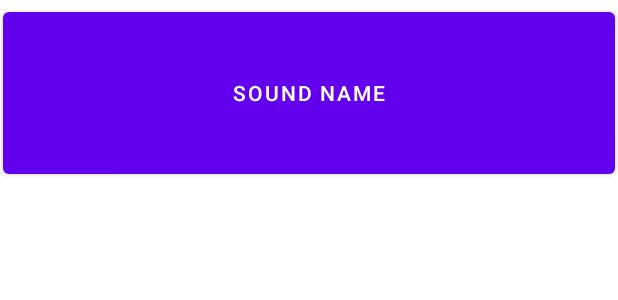
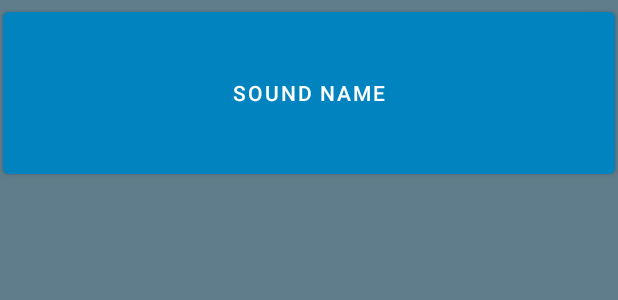
Before and after one commit to Makovey/BeatBox, an Android app: the layout list_item_sound.xml on its own in the app's theme, with its tools: preview values and no code run, on a phone screen of 412 x 824 dp. Shown: the top 300 px of the screen. Run offline under Robolectric (Android 15) with nearby library versions, the phone set to English and light mode, and no system bars.

Commit message:
[+] Added seekbar [+] Added theme [+] Added simple UI test

```diff
--- a/app/src/main/java/org/makovey/beatbox/BeatBox.kt
+++ b/app/src/main/java/org/makovey/beatbox/BeatBox.kt
@@ -22,9 +22,9 @@ class BeatBox(private val assets: AssetManager) {
         sounds = loadSounds()
     }
 
-    fun play(sound: Sound) {
+    fun play(sound: Sound, speed: Float) {
         sound.soundId?.let {
-            soundPool.play(it, 1.0f, 1.0f, 1, 0, 1.0f)
+            soundPool.play(it, 1.0f, 1.0f, 1, 0, speed)
         }
     }
 
--- a/app/src/main/res/values/colors.xml
+++ b/app/src/main/res/values/colors.xml
@@ -7,4 +7,10 @@
     <color name="teal_700">#FF018786</color>
     <color name="black">#FF000000</color>
     <color name="white">#FFFFFFFF</color>
+
+    <color name="red">#F44336</color>
+    <color name="dark_red">#C3352B</color>
+    <color name="gray">#607D8B</color>
+    <color name="soothing_blue">#0083BF</color>
+    <color name="dark_blue">#005A8A</color>
 </resources>
--- /dev/null
+++ b/app/src/main/res/values/styles.xml
@@ -0,0 +1,8 @@
+<?xml version="1.0" encoding="utf-8"?>
+<resources>
+
+    <style name="BeatBoxButton" parent="Widget.AppCompat.Button">
+        <item name="android:backgroundTint">@color/dark_blue</item>
+    </style>
+
+</resources>
--- a/app/src/main/res/values/themes.xml
+++ b/app/src/main/res/values/themes.xml
@@ -2,8 +2,8 @@
     <!-- Base application theme. -->
     <style name="Theme.BeatBox" parent="Theme.MaterialComponents.DayNight.DarkActionBar">
         <!-- Primary brand color. -->
-        <item name="colorPrimary">@color/purple_500</item>
-        <item name="colorPrimaryVariant">@color/purple_700</item>
+        <item name="colorPrimary">@color/soothing_blue</item>
+        <item name="colorPrimaryVariant">@color/dark_blue</item>
         <item name="colorOnPrimary">@color/white</item>
         <!-- Secondary brand color. -->
         <item name="colorSecondary">@color/teal_200</item>
@@ -12,5 +12,7 @@
         <!-- Status bar color. -->
         <item name="android:statusBarColor" tools:targetApi="l">?attr/colorPrimaryVariant</item>
         <!-- Customize your theme here. -->
+        <item name="android:windowBackground">@color/gray</item>
+        <item name="buttonStyle">@style/BeatBoxButton</item>
     </style>
 </resources>
```
Also changed, not shown: app/src/main/java/org/makovey/beatbox/MainActivity.kt (+32 -2 lines), app/src/main/java/org/makovey/beatbox/SoundViewModel.kt (+7 -1 lines), app/src/main/res/layout/activity_main.xml (+28 -3 lines), 3 other files.
